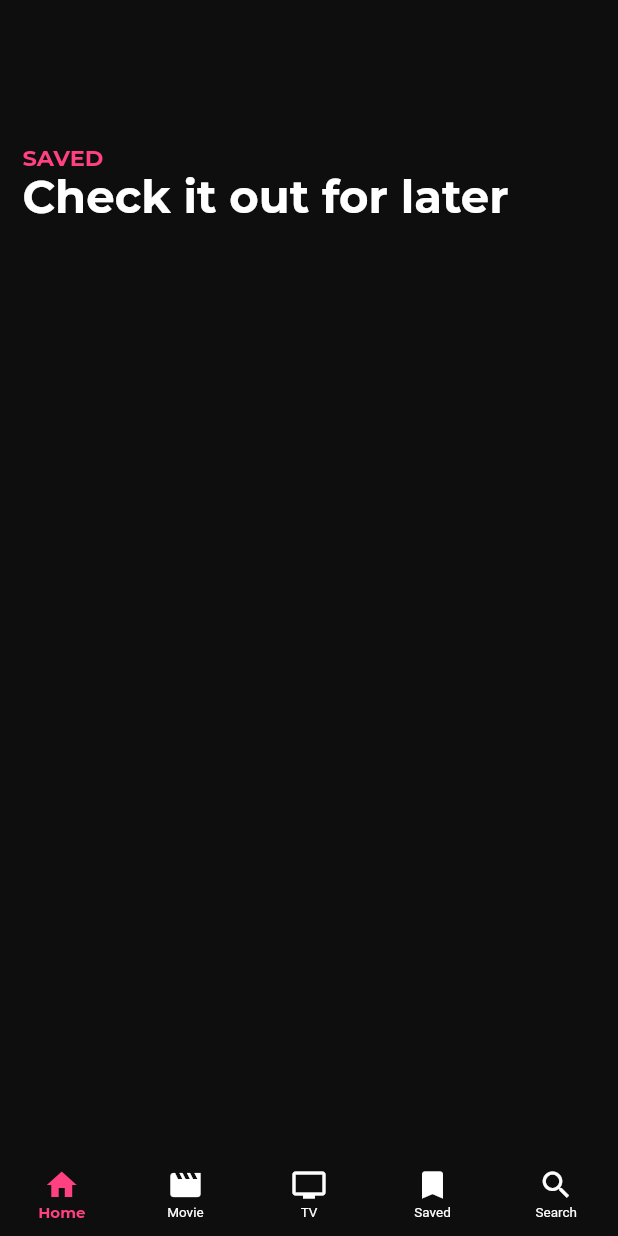
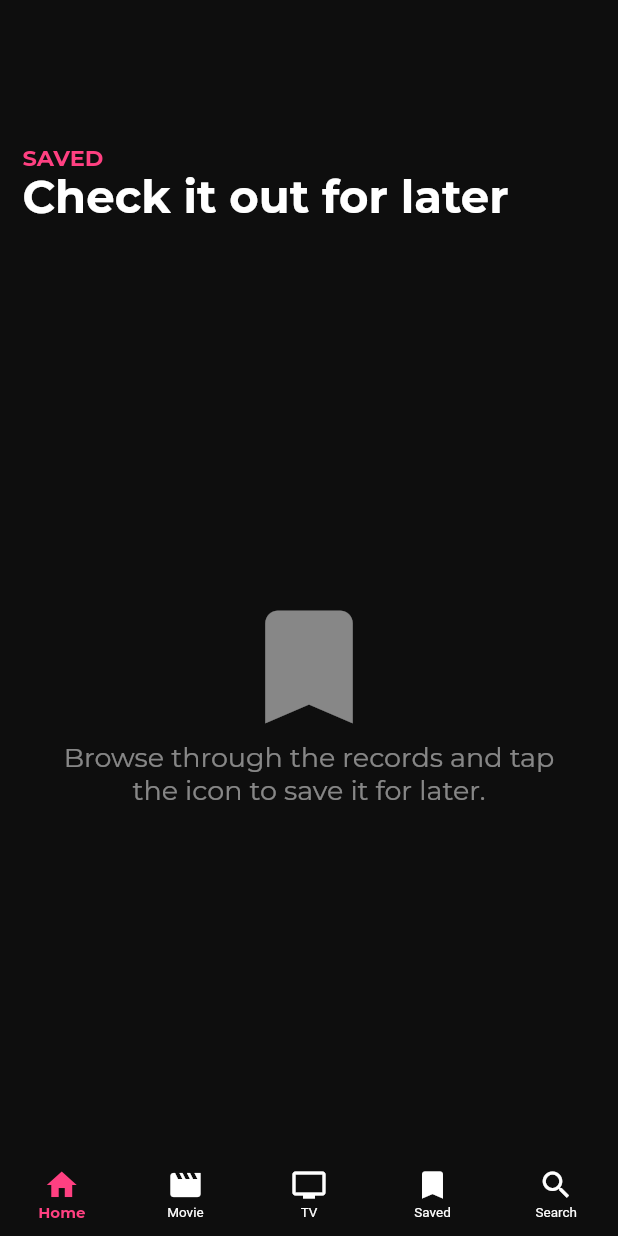
Before and after one commit to bisunajaime/cinemalist-official, a Flutter app: the screen it shows after launch, swiped to page 4, on a phone screen of 412 x 824 dp. Run offline on Flutter 3.47's test engine with Material 2 defaults, Android fonts, the phone set to English and light mode, and no system bars; our stand-ins replace bloc, cached_network_image, connectivity_plus, equatable, flutter_bloc, flutter_cache_manager and 4 more; network calls fail.

Commit message:
CL-32: Added empty state for saved records

```diff
--- a/lib/widgets/saved/saved_records_widget.dart
+++ b/lib/widgets/saved/saved_records_widget.dart
@@ -1,6 +1,8 @@
 import 'package:flutter/material.dart';
 import 'package:flutter_bloc/flutter_bloc.dart';
 import 'package:tmdbflutter/bloc/watch_later/watch_later_cubit.dart';
+import 'package:tmdbflutter/library/cubit.dart';
+import 'package:tmdbflutter/styles/styles.dart';
 import 'package:tmdbflutter/widgets/saved/saved_actors_page.dart';
 import 'package:tmdbflutter/widgets/saved/saved_movies_widget.dart';
 import 'package:tmdbflutter/widgets/saved/saved_tv_shows_widget.dart';
@@ -11,6 +13,45 @@ class SavedRecordsWidget extends StatelessWidget {
 
   @override
   Widget build(BuildContext context) {
+    var hasRecords = false;
+    final moviesBloc = context.watch<MoviesWatchLaterCubit>();
+    final actorsBloc = context.watch<SavedActorsCubit>();
+    final tvBloc = context.watch<TvWatchLaterCubit>();
+    final blocs = <LocalStorageCubit>[
+      moviesBloc,
+      actorsBloc,
+      tvBloc,
+    ];
+    for (var bloc in blocs) {
+      if (bloc.state.length > 0) {
+        hasRecords = true;
+        break;
+      }
+    }
+
+    if (hasRecords == false) {
+      return Center(
+        child: Column(
+          mainAxisAlignment: MainAxisAlignment.center,
+          children: [
+            Icon(
+              Icons.bookmark,
+              color: Colors.white.withOpacity(.5),
+              size: 100,
+            ),
+            Text(
+              'Browse through the records and tap\nthe icon to save it for later.',
+              textAlign: TextAlign.center,
+              style: Styles.mReg.copyWith(
+                fontSize: 18,
+                color: Colors.white.withOpacity(.5),
+              ),
+            ),
+          ],
+        ),
+      );
+    }
+
     return ListView(
       padding: EdgeInsets.symmetric(
         horizontal: 5,
```
